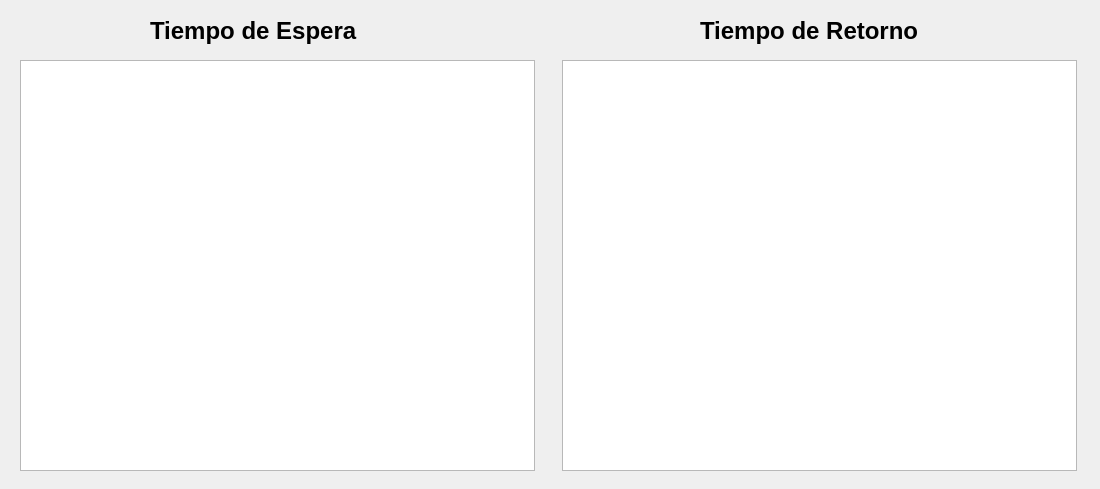
Qt form Simulador/dialogComparacion.ui (salva12/TPSOC1G1) before a commit.
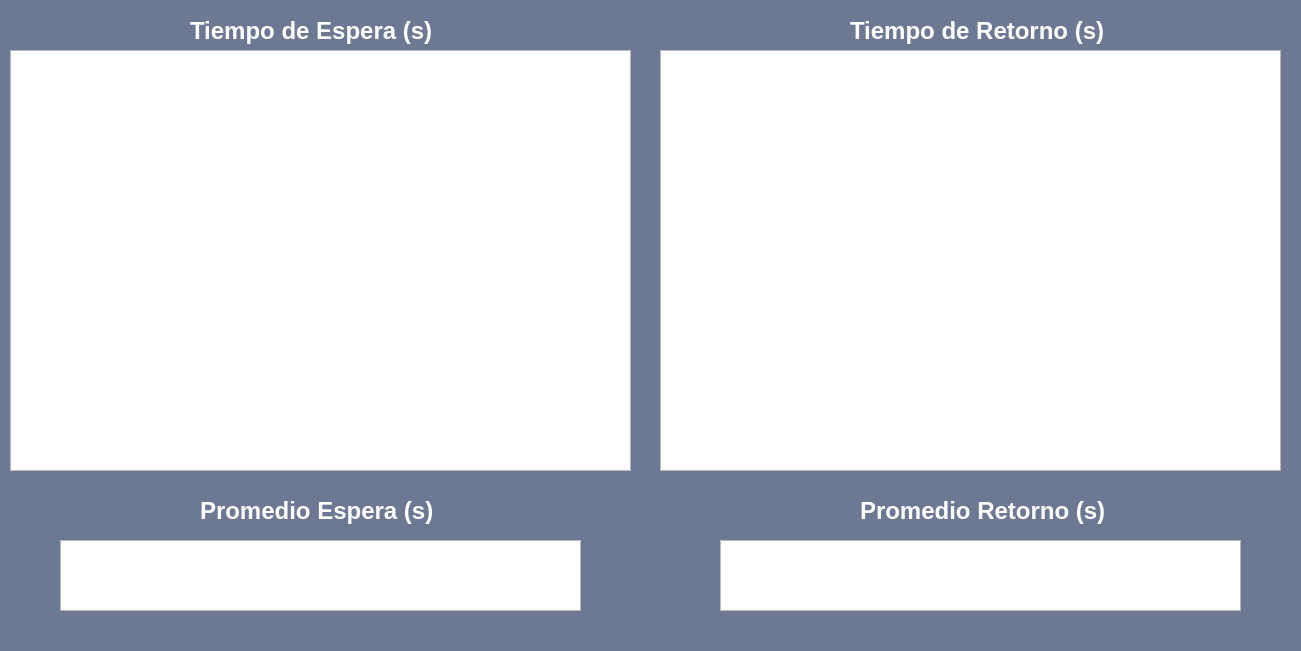
The same form after that commit.

The edit to the form file:
```diff
--- a/Simulador/dialogComparacion.ui
+++ b/Simulador/dialogComparacion.ui
@@ -6,39 +6,48 @@
    <rect>
     <x>0</x>
     <y>0</y>
-    <width>1100</width>
-    <height>489</height>
+    <width>1301</width>
+    <height>651</height>
    </rect>
   </property>
   <property name="windowTitle">
    <string>Analisis Comparativa</string>
   </property>
+  <property name="styleSheet">
+   <string notr="true">QDialog{
+background-color:#6d7993;
+font-family: arial,verdana;
+}
+QLabel{
+color:white;
+}</string>
+  </property>
   <widget class="QTableWidget" name="tableWidgetTEspera">
    <property name="geometry">
     <rect>
-     <x>20</x>
-     <y>60</y>
-     <width>515</width>
-     <height>411</height>
+     <x>10</x>
+     <y>50</y>
+     <width>621</width>
+     <height>421</height>
     </rect>
    </property>
   </widget>
   <widget class="QTableWidget" name="tableWidgetTRetorno">
    <property name="geometry">
     <rect>
-     <x>562</x>
-     <y>60</y>
-     <width>515</width>
-     <height>411</height>
+     <x>660</x>
+     <y>50</y>
+     <width>621</width>
+     <height>421</height>
     </rect>
    </property>
   </widget>
   <widget class="QLabel" name="label">
    <property name="geometry">
     <rect>
-     <x>150</x>
+     <x>190</x>
      <y>10</y>
-     <width>251</width>
+     <width>311</width>
      <height>41</height>
     </rect>
    </property>
@@ -50,14 +59,34 @@
     </font>
    </property>
    <property name="text">
-    <string>Tiempo de Espera</string>
+    <string>Tiempo de Espera (s)</string>
    </property>
   </widget>
   <widget class="QLabel" name="label_2">
    <property name="geometry">
     <rect>
-     <x>700</x>
+     <x>850</x>
      <y>10</y>
+     <width>311</width>
+     <height>41</height>
+    </rect>
+   </property>
+   <property name="font">
+    <font>
+     <pointsize>18</pointsize>
+     <weight>75</weight>
+     <bold>true</bold>
+    </font>
+   </property>
+   <property name="text">
+    <string>Tiempo de Retorno (s)</string>
+   </property>
+  </widget>
+  <widget class="QLabel" name="label_3">
+   <property name="geometry">
+    <rect>
+     <x>200</x>
+     <y>490</y>
      <width>271</width>
      <height>41</height>
     </rect>
@@ -70,7 +99,47 @@
     </font>
    </property>
    <property name="text">
-    <string>Tiempo de Retorno</string>
+    <string>Promedio Espera (s)</string>
+   </property>
+  </widget>
+  <widget class="QTableWidget" name="tableWidgetTEsperaP">
+   <property name="geometry">
+    <rect>
+     <x>60</x>
+     <y>540</y>
+     <width>521</width>
+     <height>71</height>
+    </rect>
+   </property>
+  </widget>
+  <widget class="QTableWidget" name="tableWidgetTRetornoP">
+   <property name="geometry">
+    <rect>
+     <x>720</x>
+     <y>540</y>
+     <width>521</width>
+     <height>71</height>
+    </rect>
+   </property>
+  </widget>
+  <widget class="QLabel" name="label_4">
+   <property name="geometry">
+    <rect>
+     <x>860</x>
+     <y>490</y>
+     <width>321</width>
+     <height>41</height>
+    </rect>
+   </property>
+   <property name="font">
+    <font>
+     <pointsize>18</pointsize>
+     <weight>75</weight>
+     <bold>true</bold>
+    </font>
+   </property>
+   <property name="text">
+    <string>Promedio Retorno (s)</string>
    </property>
   </widget>
  </widget>
```
